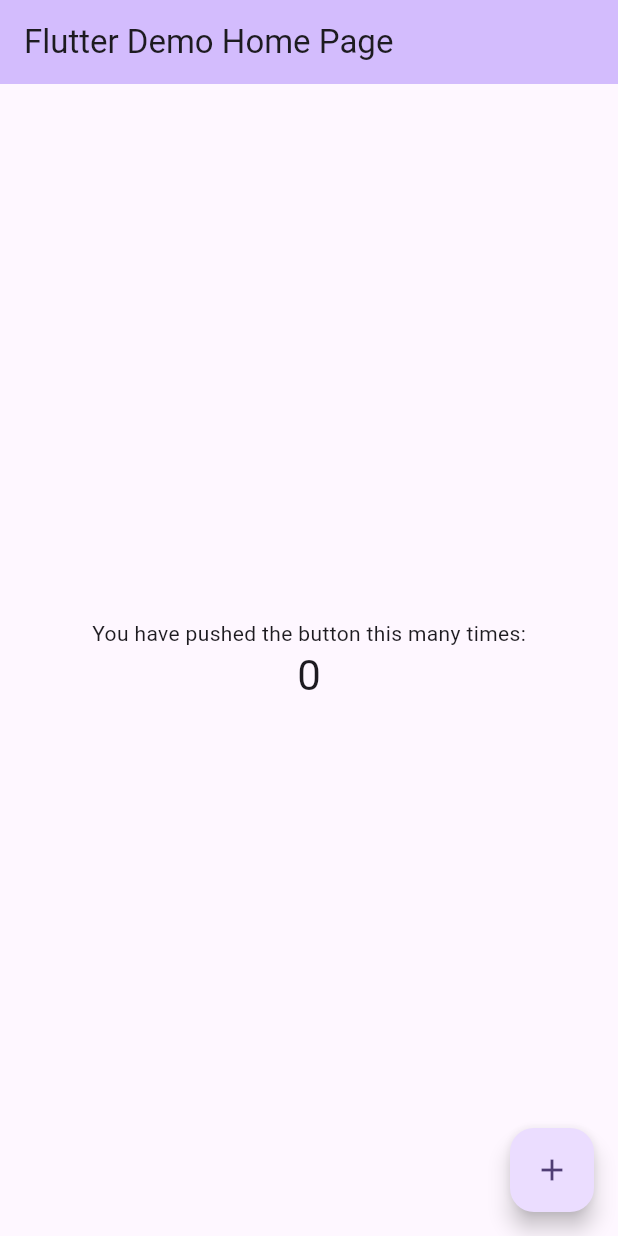
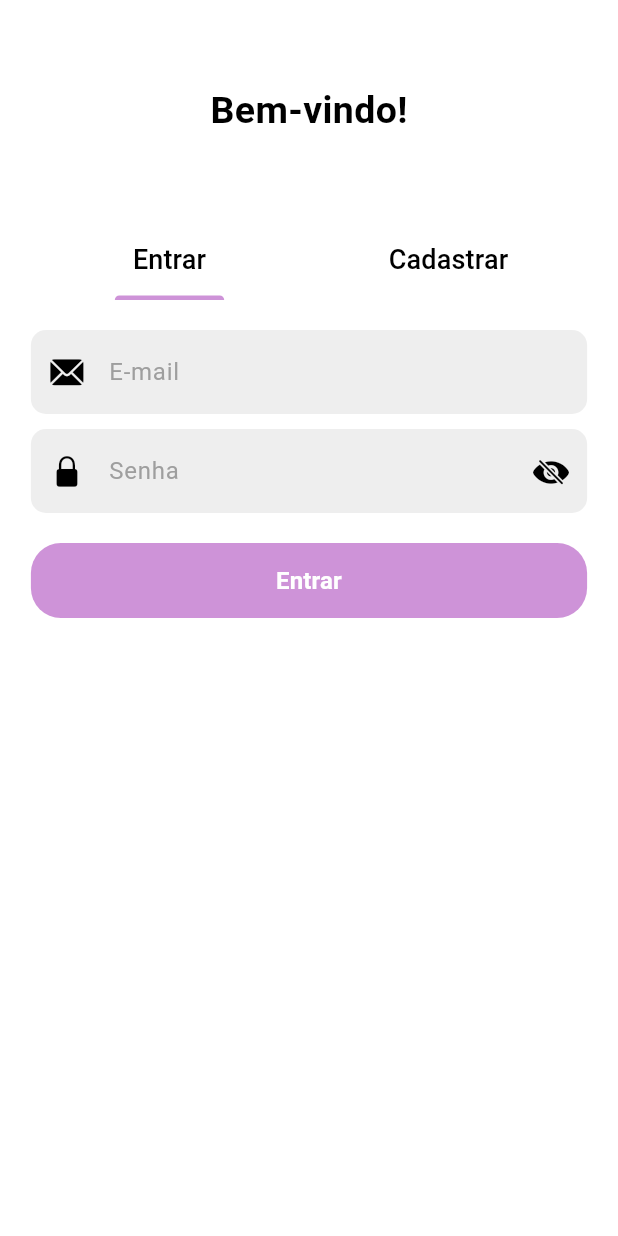
Before and after one commit to CaioReis29/bloc-firebase-instaX, a Flutter app: the screen it shows after launch, on a phone screen of 412 x 824 dp. Run offline on Flutter 3.47's test engine with Material 2 defaults, Android fonts, the phone set to English and light mode, and no system bars; our stand-ins replace bloc, cloud_firestore, equatable, firebase_auth, firebase_core, flutter_bloc; accounts and stored records are empty.

Commit message:
feat: sign in screen created

```diff
--- a/lib/app.dart
+++ b/lib/app.dart
@@ -1,19 +1,22 @@
 import 'package:flutter/material.dart';
-import 'package:instax/main.dart';
+import 'package:flutter_bloc/flutter_bloc.dart';
+import 'package:instax/app_view.dart';
+import 'package:instax/blocs/auth_bloc/authentication_bloc.dart';
+import 'package:user_repository/user_repository.dart';
 
 class MyApp extends StatelessWidget {
-  const MyApp({super.key});
+  final UserRepository userRepository;
+  const MyApp(this.userRepository, {super.key});
 
   @override
   Widget build(BuildContext context) {
-    return MaterialApp(
-      debugShowCheckedModeBanner: false,
-      title: 'InstaX',
-      theme: ThemeData(
-        colorScheme: ColorScheme.fromSeed(seedColor: Colors.deepPurple),
-        useMaterial3: true,
-      ),
-      home: const MyHomePage(title: 'Flutter Demo Home Page'),
+    return MultiBlocProvider(
+      providers: [
+        RepositoryProvider<AuthenticationBloc>(
+          create: (c) => AuthenticationBloc(myUserRepository: userRepository),
+        ),
+      ],
+      child: const AppView(),
     );
   }
 }
--- a/lib/app_view.dart
+++ b/lib/app_view.dart
@@ -0,0 +1,28 @@
+import 'package:flutter/material.dart';
+import 'package:flutter_bloc/flutter_bloc.dart';
+import 'package:instax/blocs/auth_bloc/authentication_bloc.dart';
+import 'package:instax/screens/home/home_screen.dart';
+import 'package:instax/screens/auth/welcome_screen.dart';
+import 'package:instax/themes/my_theme.dart';
+
+class AppView extends StatelessWidget {
+  const AppView({super.key});
+
+  @override
+  Widget build(BuildContext context) {
+    return MaterialApp(
+      debugShowCheckedModeBanner: false,
+      title: "InstaX",
+      theme: myTheme,
+      home: BlocBuilder<AuthenticationBloc, AuthenticationState>(
+        builder: (context, state) {
+          if (state.status == AuthenticationStatus.authenticaded) {
+            return const HomeScreen();
+          } else {
+            return const WelcomeScreen();
+          }
+        },
+      ),
+    );
+  }
+}
--- /dev/null
+++ b/lib/components/strings.dart
@@ -0,0 +1,4 @@
+RegExp emailRegExp = RegExp(r'^[\w-\.]+@([\w-]+\.)+[\w-]{2,4}$');
+
+RegExp passwordRegExp =
+    RegExp(r'^(?=.*?[A-Z])(?=.*?[a-z])(?=.*?[0-9])(?=.*?[!@#\$&*~]).{8,}$');
--- /dev/null
+++ b/lib/components/text_field.dart
@@ -0,0 +1,64 @@
+import 'package:flutter/material.dart';
+
+class MyTextField extends StatelessWidget {
+  final TextEditingController controller;
+  final String hintText;
+  final bool isObscure;
+  final TextInputType keyboardType;
+  final Widget? suffixIcon;
+  final VoidCallback? onTap;
+  final Widget? prefixIcon;
+  final String? Function(String?)? validator;
+  final FocusNode? focusNode;
+  final String? errorMessage;
+  final String? Function(String?)? onChanged;
+  const MyTextField({
+    super.key,
+    required this.controller,
+    required this.hintText,
+    this.isObscure = false,
+    required this.keyboardType,
+    this.suffixIcon,
+    this.onTap,
+    this.prefixIcon,
+    this.validator,
+    this.focusNode,
+    this.errorMessage,
+    this.onChanged,
+  });
+
+  @override
+  Widget build(BuildContext context) {
+    return TextFormField(
+      validator: validator,
+      controller: controller,
+      obscureText: isObscure,
+      keyboardType: keyboardType,
+      focusNode: focusNode,
+      onTap: onTap,
+      textInputAction: TextInputAction.next,
+      onChanged: onChanged,
+      decoration: InputDecoration(
+        suffixIcon: suffixIcon,
+        prefixIcon: prefixIcon,
+        enabledBorder: OutlineInputBorder(
+          borderRadius: BorderRadius.circular(10),
+          borderSide: const BorderSide(
+            color: Colors.transparent,
+          ),
+        ),
+        focusedBorder: OutlineInputBorder(
+          borderRadius: BorderRadius.circular(20),
+          borderSide: BorderSide(
+            color: Theme.of(context).colorScheme.onSecondary,
+          ),
+        ),
+        filled: true,
+        fillColor: Colors.grey.shade200,
+        hintText: hintText,
+        hintStyle: TextStyle(color: Colors.grey[500]),
+        errorText: errorMessage,
+      ),
+    );
+  }
+}
--- a/lib/main.dart
+++ b/lib/main.dart
@@ -1,76 +1,18 @@
 import 'package:firebase_core/firebase_core.dart';
 import 'package:flutter/material.dart';
+import 'package:flutter_bloc/flutter_bloc.dart';
+import 'package:instax/app.dart';
 import 'package:instax/firebase_options.dart';
+import 'package:instax/simple_bloc_observer.dart';
+import 'package:user_repository/user_repository.dart';
 
 void main() async {
   WidgetsFlutterBinding.ensureInitialized();
   await Firebase.initializeApp(
     options: DefaultFirebaseOptions.currentPlatform,
   );
-  runApp(const MyApp());
+  Bloc.observer = SimpleBlocObserver();
+  runApp(MyApp(
+    FirebaseUserRepository(),
+  ));
 }
-
-class MyApp extends StatelessWidget {
-  const MyApp({super.key});
-
-  @override
-  Widget build(BuildContext context) {
-    return MaterialApp(
-      debugShowCheckedModeBanner: false,
-      title: 'InstaX',
-      theme: ThemeData(
-        colorScheme: ColorScheme.fromSeed(seedColor: Colors.deepPurple),
-        useMaterial3: true,
-      ),
-      home: const MyHomePage(title: 'Flutter Demo Home Page'),
-    );
-  }
-}
-
-class MyHomePage extends StatefulWidget {
-  const MyHomePage({super.key, required this.title});
-
-  final String title;
-
-  @override
-  State<MyHomePage> createState() => _MyHomePageState();
-}
-
-class _MyHomePageState extends State<MyHomePage> {
-  int _counter = 0;
-
-  void _incrementCounter() {
-    setState(() {
-      _counter++;
-    });
-  }
-
-  @override
-  Widget build(BuildContext context) {
-    return Scaffold(
-      appBar: AppBar(
-        backgroundColor: Theme.of(context).colorScheme.inversePrimary,
-        title: Text(widget.title),
-      ),
-      body: Center(
-        child: Column(
-          mainAxisAlignment: MainAxisAlignment.center,
-          children: <Widget>[
-            const Text(
-              'You have pushed the button this many times:',
-            ),
-            Text(
-              '$_counter',
-              style: Theme.of(context).textTheme.headlineMedium,
-            ),
-          ],
-        ),
-      ),
-      floatingActionButton: FloatingActionButton(
-        onPressed: _incrementCounter,
-        tooltip: 'Increment',
-        child: const Icon(Icons.add),
-      ),
-    );
-  }
-}
--- /dev/null
+++ b/lib/screens/auth/sign_in.dart
@@ -0,0 +1,133 @@
+import 'package:flutter/cupertino.dart';
+import 'package:flutter/material.dart';
+import 'package:flutter_bloc/flutter_bloc.dart';
+import 'package:instax/blocs/sign_in_bloc/sign_in_bloc.dart';
+import 'package:instax/components/strings.dart';
+import 'package:instax/components/text_field.dart';
+
+class SignIn extends StatefulWidget {
+  const SignIn({super.key});
+
+  @override
+  State<SignIn> createState() => _SignInState();
+}
+
+class _SignInState extends State<SignIn> {
+  final formKey = GlobalKey<FormState>();
+
+  final emailController = TextEditingController();
+  final passwordController = TextEditingController();
+
+  bool isSecret = true;
+  String? errorMsg;
+
+  bool signInRequired = false;
+
+  @override
+  Widget build(BuildContext context) {
+    return Form(
+      key: formKey,
+      child: Column(
+        children: [
+          const SizedBox(
+            height: 20,
+          ),
+          SizedBox(
+            width: MediaQuery.sizeOf(context).width * 0.9,
+            child: MyTextField(
+              controller: emailController,
+              hintText: "E-mail",
+              isObscure: false,
+              keyboardType: TextInputType.emailAddress,
+              prefixIcon: const Icon(CupertinoIcons.mail_solid),
+              errorMessage: errorMsg,
+              validator: (value) {
+                if (value!.isEmpty) {
+                  return "Esse campo precisa ser preenchido";
+                } else if (!emailRegExp.hasMatch(value)) {
+                  return "E-mail inválido";
+                } else {
+                  return null;
+                }
+              },
+            ),
+          ),
+          const SizedBox(
+            height: 10,
+          ),
+          SizedBox(
+            width: MediaQuery.sizeOf(context).width * 0.9,
+            child: MyTextField(
+              controller: passwordController,
+              hintText: "Senha",
+              isObscure: isSecret,
+              keyboardType: TextInputType.visiblePassword,
+              prefixIcon: const Icon(CupertinoIcons.lock_fill),
+              errorMessage: errorMsg,
+              validator: (value) {
+                if (value!.isEmpty) {
+                  return "Esse campo precisa ser preenchido";
+                } else if (!passwordRegExp.hasMatch(value)) {
+                  return "Senha inválida inválido";
+                } else {
+                  return null;
+                }
+              },
+              suffixIcon: IconButton(
+                onPressed: () {
+                  setState(() {
+                    isSecret = !isSecret;
+                  });
+                },
+                icon: Icon(isSecret
+                    ? CupertinoIcons.eye_slash_fill
+                    : CupertinoIcons.eye_fill),
+              ),
+            ),
+          ),
+          const SizedBox(
+            height: 20,
+          ),
+          !signInRequired
+              ? SizedBox(
+                  height: 50,
+                  width: MediaQuery.sizeOf(context).width * 0.9,
+                  child: TextButton(
+                    onPressed: () {
+                      if (formKey.currentState!.validate()) {
+                        context.read<SignInBloc>().add(
+                              SignInRquired(
+                                email: emailController.text,
+                                password: passwordController.text,
+                              ),
+                            );
+                      }
+                    },
+                    style: TextButton.styleFrom(
+                      elevation: 6,
+                      backgroundColor: Theme.of(context).colorScheme.primary,
+                      foregroundColor: Colors.white,
+                      shape: RoundedRectangleBorder(
+                        borderRadius: BorderRadius.circular(20),
+                      ),
+                    ),
+                    child: const Padding(
+                      padding:
+                          EdgeInsets.symmetric(vertical: 5, horizontal: 25),
+                      child: Text(
+                        "Entrar",
+                        textAlign: TextAlign.center,
+                        style: TextStyle(
+                          fontSize: 16,
+                          fontWeight: FontWeight.w600,
+                        ),
+                      ),
+                    ),
+                  ),
+                )
+              : const CircularProgressIndicator(),
+        ],
+      ),
+    );
+  }
+}
--- /dev/null
+++ b/lib/screens/auth/sign_up.dart
@@ -0,0 +1,20 @@
+import 'package:flutter/material.dart';
+
+class SignUp extends StatefulWidget {
+  const SignUp({super.key});
+
+  @override
+  State<SignUp> createState() => _SignUpState();
+}
+
+class _SignUpState extends State<SignUp> {
+  @override
+  Widget build(BuildContext context) {
+    return Scaffold(
+      appBar: AppBar(
+        title: const Text(''),
+      ),
+      body: Container(),
+    );
+  }
+}
--- /dev/null
+++ b/lib/screens/auth/welcome_screen.dart
@@ -0,0 +1,97 @@
+import 'package:flutter/material.dart';
+import 'package:instax/screens/auth/Sign_in.dart';
+import 'package:instax/screens/auth/sign_up.dart';
+
+class WelcomeScreen extends StatefulWidget {
+  const WelcomeScreen({super.key});
+
+  @override
+  State<WelcomeScreen> createState() => _WelcomeScreenState();
+}
+
+class _WelcomeScreenState extends State<WelcomeScreen>
+    with TickerProviderStateMixin {
+  late TabController tabController;
+
+  @override
+  void initState() {
+    super.initState();
+    tabController = TabController(
+      initialIndex: 0,
+      length: 2,
+      vsync: this,
+    );
+  }
+
+  @override
+  Widget build(BuildContext context) {
+    return Scaffold(
+      backgroundColor: Theme.of(context).colorScheme.background,
+      appBar: AppBar(
+        elevation: 0,
+        backgroundColor: Colors.transparent,
+      ),
+      body: SingleChildScrollView(
+        child: SizedBox(
+          height: MediaQuery.sizeOf(context).height,
+          child: Padding(
+            padding: const EdgeInsets.symmetric(horizontal: 20),
+            child: Column(
+              children: [
+                const Text(
+                  "Bem-vindo!",
+                  style: TextStyle(
+                    fontSize: 25,
+                    fontWeight: FontWeight.bold,
+                  ),
+                ),
+                const SizedBox(
+                  height: kToolbarHeight,
+                ),
+                TabBar(
+                  controller: tabController,
+                  unselectedLabelColor: Theme.of(context)
+                      .colorScheme
+                      .onBackground
+                      .withOpacity(0.5),
+                  labelColor: Theme.of(context).colorScheme.onBackground,
+                  tabs: const [
+                    Padding(
+                      padding: EdgeInsets.all(12),
+                      child: Text(
+                        "Entrar",
+                        style: TextStyle(
+                          fontSize: 18,
+                          color: Colors.black,
+                        ),
+                      ),
+                    ),
+                    Padding(
+                      padding: EdgeInsets.all(12),
+                      child: Text(
+                        "Cadastrar",
+                        style: TextStyle(
+                          fontSize: 18,
+                          color: Colors.black,
+                        ),
+                      ),
+                    ),
+                  ],
+                ),
+                Expanded(
+                  child: TabBarView(
+                    controller: tabController,
+                    children: const [
+                      SignIn(),
+                      SignUp(),
+                    ],
+                  ),
+                )
+              ],
+            ),
+          ),
+        ),
+      ),
+    );
+  }
+}
--- /dev/null
+++ b/lib/screens/home/home_screen.dart
@@ -0,0 +1,15 @@
+import 'package:flutter/material.dart';
+
+class HomeScreen extends StatelessWidget {
+  const HomeScreen({super.key});
+
+  @override
+  Widget build(BuildContext context) {
+    return Scaffold(
+      appBar: AppBar(
+        title: const Text(''),
+      ),
+      body: Container(),
+    );
+  }
+}
--- /dev/null
+++ b/lib/simple_bloc_observer.dart
@@ -0,0 +1,41 @@
+import 'dart:developer';
+
+import 'package:bloc/bloc.dart';
+
+class SimpleBlocObserver extends BlocObserver {
+  @override
+  void onCreate(BlocBase bloc) {
+    super.onCreate(bloc);
+    log('onCreate -- bloc: ${bloc.runtimeType}');
+  }
+
+  @override
+  void onEvent(Bloc bloc, Object? event) {
+    super.onEvent(bloc, event);
+    log('onEvent -- bloc: ${bloc.runtimeType}, event: $event');
+  }
+
+  @override
+  void onChange(BlocBase bloc, Change change) {
+    super.onChange(bloc, change);
+    log('onChange -- bloc: ${bloc.runtimeType}, change: $change');
+  }
+
+  @override
+  void onTransition(Bloc bloc, Transition transition) {
+    super.onTransition(bloc, transition);
+    log('onTransition -- bloc: ${bloc.runtimeType}, transition: $transition');
+  }
+
+  @override
+  void onError(BlocBase bloc, Object error, StackTrace stackTrace) {
+    super.onError(bloc, error, stackTrace);
+    log('onError -- bloc: ${bloc.runtimeType}, error: $error, StackTrace: $stackTrace');
+  }
+
+  @override
+  void onClose(BlocBase bloc) {
+    super.onClose(bloc);
+    log('onClose -- bloc: ${bloc.runtimeType}');
+  }
+}
--- a/lib/themes/my_theme.dart
+++ b/lib/themes/my_theme.dart
@@ -1,6 +1,7 @@
 import 'package:flutter/material.dart';
 
 ThemeData myTheme = ThemeData(
+  useMaterial3: true,
   colorScheme: const ColorScheme.light(
     background: Colors.white,
     onBackground: Colors.white,
--- a/packages/user_repository/lib/user_repository.dart
+++ b/packages/user_repository/lib/user_repository.dart
@@ -3,3 +3,4 @@ library user_repository;
 export 'src/models/models.dart';
 export 'src/entities/entities.dart';
 export 'src/user_repo.dart';
+export 'src/firebase_user_repository.dart';
```
